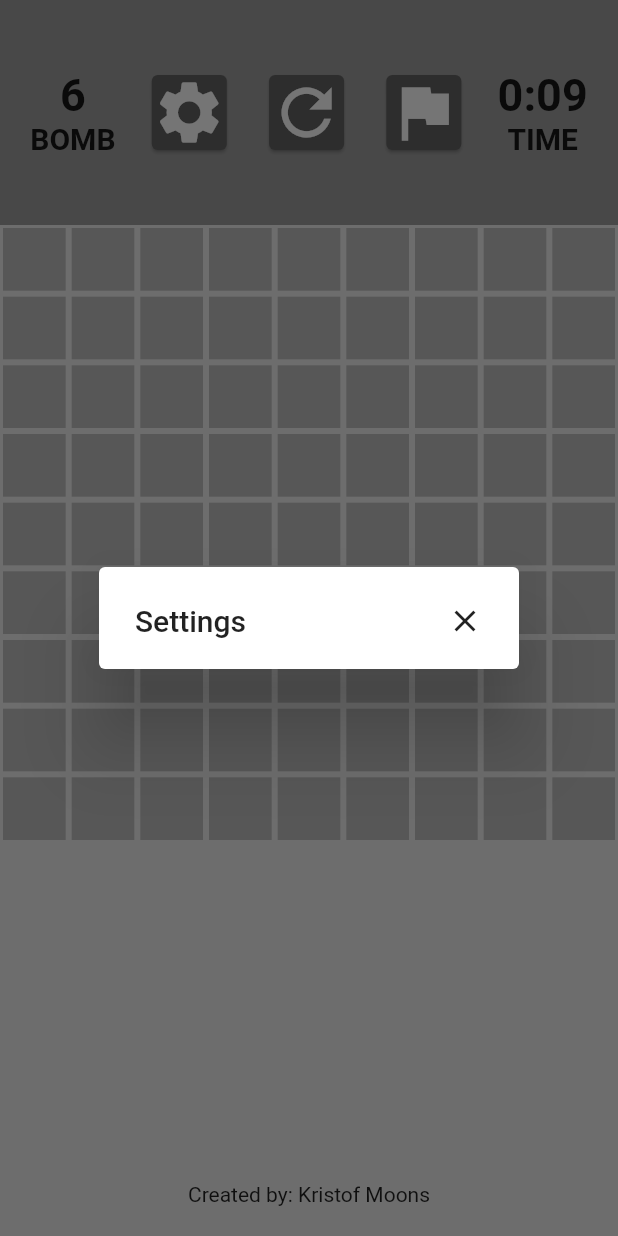
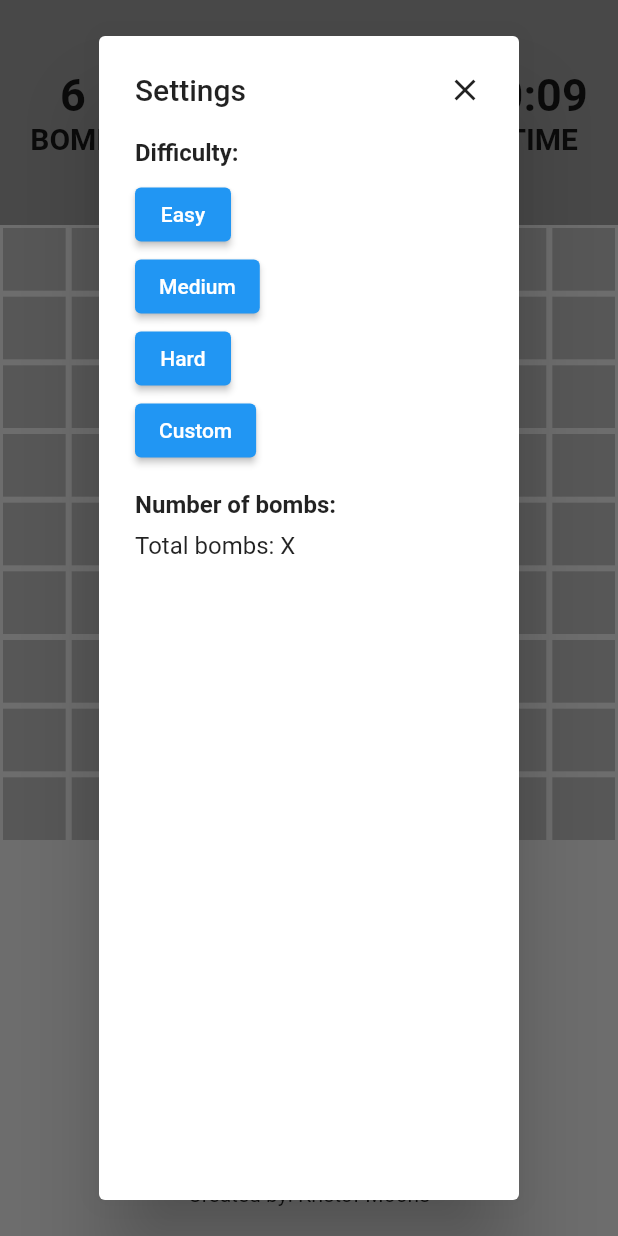
Before and after one commit to kristofmoons/minesweeper, a Flutter app: the screen it shows after launch, after a tap on the "settings" icon, on a phone screen of 412 x 824 dp. Run offline on Flutter 3.47's test engine with Material 2 defaults, Android fonts, the phone set to English and light mode, and no system bars.

Commit message:
add enum and switchcase also updated settings ui

```diff
--- a/lib/homepage.dart
+++ b/lib/homepage.dart
@@ -3,6 +3,12 @@ import 'package:minesweeper/bomb.dart';
 import 'package:minesweeper/numberbox.dart';
 import 'dart:async';
 import 'dart:math';
+
+enum Difficulty {
+  easy,
+  medium,
+  hard,
+}
 
 class HomePage extends StatefulWidget {
   const HomePage({Key? key}) : super(key: key);
@@ -21,6 +27,8 @@ class _HomePageState extends State<HomePage> {
   int secondsElapsed = 0;
   Timer? timer;
   bool flagButtonTapped = false;
+  Difficulty currentDifficulty = Difficulty.easy;
+  int numberOfBombs = 6;
 
   @override
   void initState() {
@@ -315,6 +323,27 @@ class _HomePageState extends State<HomePage> {
     }
   }
 
+  void onDifficultySelected(Difficulty difficulty) {
+    setState(() {
+      currentDifficulty = difficulty;
+      switch (difficulty) {
+        case Difficulty.easy:
+          numberOfBombs = 6;
+          break;
+        case Difficulty.medium:
+          numberOfBombs = 12;
+          break;
+        case Difficulty.hard:
+          numberOfBombs = 20;
+          break;
+      }
+      bombLocation = generateRandomBombLocations(
+        numberOfBombs: numberOfBombs,
+        totalBoxes: numberOfSquares,
+      );
+    });
+  }
+
   @override
   Widget build(BuildContext context) {
     return Scaffold(
@@ -363,7 +392,45 @@ class _HomePageState extends State<HomePage> {
                               ),
                             ],
                           ),
-                          // Add your settings content here
+                          content: Column(
+                            crossAxisAlignment: CrossAxisAlignment.start,
+                            children: [
+                              Text('Difficulty:',
+                                  style:
+                                      TextStyle(fontWeight: FontWeight.bold)),
+                              SizedBox(height: 8),
+                              ElevatedButton(
+                                onPressed: () {
+                                  // Handle Easy difficulty selection
+                                },
+                                child: Text('Easy'),
+                              ),
+                              ElevatedButton(
+                                onPressed: () {
+                                  // Handle Medium difficulty selection
+                                },
+                                child: Text('Medium'),
+                              ),
+                              ElevatedButton(
+                                onPressed: () {
+                                  // Handle Hard difficulty selection
+                                },
+                                child: Text('Hard'),
+                              ),
+                              ElevatedButton(
+                                onPressed: () {
+                                  // Handle Custom difficulty selection
+                                },
+                                child: Text('Custom'),
+                              ),
+                              SizedBox(height: 16),
+                              Text('Number of bombs:',
+                                  style:
+                                      TextStyle(fontWeight: FontWeight.bold)),
+                              SizedBox(height: 8),
+                              Text('Total bombs: X'),
+                            ],
+                          ),
                         );
                       },
                     );
@@ -373,6 +440,7 @@ class _HomePageState extends State<HomePage> {
                     color: Colors.grey[700],
                   ),
                 ),
+
                 // Refresh Button
                 GestureDetector(
                   onTap: restartGame,
```
